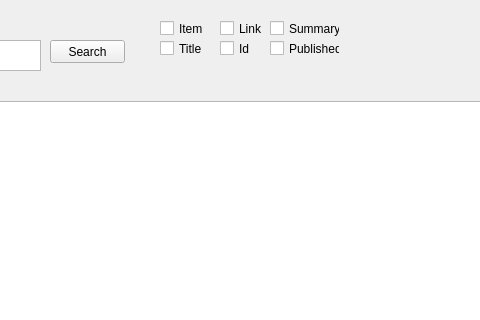
The window that designe.ui (Nearland/Rss-reader) describes before a commit, drawn with Qt 5; both pictures show x 320 to 800 and y 0 to 320 of the 800 by 600 pixel window.
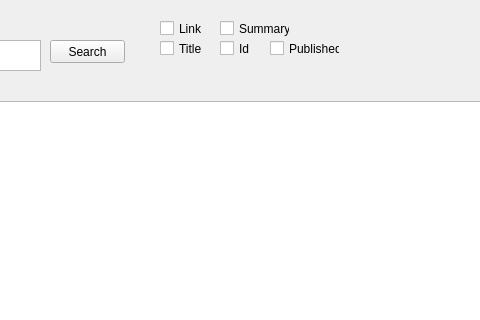
The same window after the commit.

Diff of the .ui file:
```diff
--- a/designe.ui
+++ b/designe.ui
@@ -70,19 +70,6 @@
      <string>Search</string>
     </property>
    </widget>
-   <widget class="QCheckBox" name="checkBox">
-    <property name="geometry">
-     <rect>
-      <x>480</x>
-      <y>20</y>
-      <width>70</width>
-      <height>17</height>
-     </rect>
-    </property>
-    <property name="text">
-     <string>Item</string>
-    </property>
-   </widget>
    <widget class="QCheckBox" name="checkBox_2">
     <property name="geometry">
      <rect>
@@ -99,7 +86,7 @@
    <widget class="QCheckBox" name="checkBox_3">
     <property name="geometry">
      <rect>
-      <x>540</x>
+      <x>480</x>
       <y>20</y>
       <width>70</width>
       <height>17</height>
@@ -125,7 +112,7 @@
    <widget class="QCheckBox" name="checkBox_5">
     <property name="geometry">
      <rect>
-      <x>590</x>
+      <x>540</x>
       <y>20</y>
       <width>70</width>
       <height>17</height>
```
Left out of the diff: 12 changed lines with no effect on the pictures.
